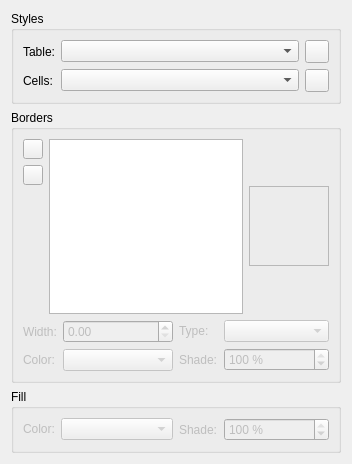
scribusproject/scribus, file scribus/ui/propertiespalette_tablebase.ui: the form before one commit.
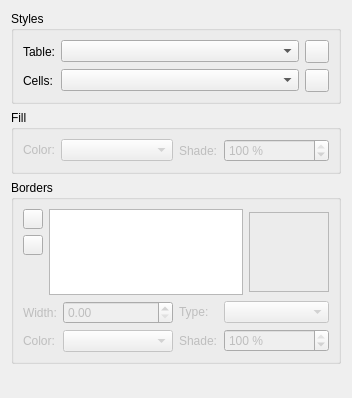
The form after the commit. Custom widgets are drawn as their Qt base class.

Commit message: #15910: Indigo UI: Move the group and table panes to the content palette and create a page pane (ale)

```diff
--- a/scribus/ui/propertiespalette_tablebase.ui
+++ b/scribus/ui/propertiespalette_tablebase.ui
@@ -7,7 +7,7 @@
     <x>0</x>
     <y>0</y>
     <width>352</width>
-    <height>464</height>
+    <height>398</height>
    </rect>
   </property>
   <property name="windowTitle">
@@ -95,20 +95,108 @@
      </layout>
     </widget>
    </item>
+   <item>
+    <widget class="QGroupBox" name="fillLayout">
+     <property name="title">
+      <string>Fill</string>
+     </property>
+     <layout class="QVBoxLayout" name="verticalLayout_3">
+      <item>
+       <layout class="QHBoxLayout" name="fillLayout1" stretch="0,0">
+        <item>
+         <layout class="QFormLayout" name="fillLayout1_1">
+          <item row="0" column="0">
+           <widget class="QLabel" name="fillColorLabel">
+            <property name="enabled">
+             <bool>false</bool>
+            </property>
+            <property name="text">
+             <string>Color:</string>
+            </property>
+           </widget>
+          </item>
+          <item row="0" column="1">
+           <widget class="ColorCombo" name="fillColor">
+            <property name="enabled">
+             <bool>false</bool>
+            </property>
+            <property name="sizePolicy">
+             <sizepolicy hsizetype="MinimumExpanding" vsizetype="Fixed">
+              <horstretch>0</horstretch>
+              <verstretch>0</verstretch>
+             </sizepolicy>
+            </property>
+            <property name="minimumSize">
+             <size>
+              <width>100</width>
+              <height>0</height>
+             </size>
+            </property>
+           </widget>
+          </item>
+         </layout>
+        </item>
+        <item>
+         <layout class="QFormLayout" name="fillLayout1_2">
+          <item row="0" column="0">
+           <widget class="QLabel" name="fillShadeLabel">
+            <property name="enabled">
+             <bool>false</bool>
+            </property>
+            <property name="text">
+             <string>Shade:</string>
+            </property>
+           </widget>
+          </item>
+          <item row="0" column="1">
+           <widget class="ScrSpinBox" name="fillShade">
+            <property name="enabled">
+             <bool>false</bool>
+            </property>
+            <property name="sizePolicy">
+             <sizepolicy hsizetype="MinimumExpanding" vsizetype="Fixed">
+              <horstretch>0</horstretch>
+              <verstretch>0</verstretch>
+             </sizepolicy>
+            </property>
+            <property name="minimumSize">
+             <size>
+              <width>100</width>
+              <height>0</height>
+             </size>
+            </property>
+            <property name="suffix">
+             <string> %</string>
+            </property>
+            <property name="decimals">
+             <number>0</number>
+            </property>
+            <property name="maximum">
+             <double>100.000000000000000</double>
+            </property>
+            <property name="value">
+             <double>100.000000000000000</double>
+            </property>
+           </widget>
+          </item>
+         </layout>
+        </item>
+       </layout>
+      </item>
+     </layout>
+    </widget>
+   </item>
    <item>
     <widget class="QGroupBox" name="bordersLayout">
      <property name="title">
       <string>Borders</string>
      </property>
-     <property name="alignment">
-      <set>Qt::AlignLeading|Qt::AlignLeft|Qt::AlignTop</set>
-     </property>
      <layout class="QVBoxLayout" name="verticalLayout">
       <item>
        <layout class="QHBoxLayout" name="bordesLayout1">
         <item>
          <layout class="QVBoxLayout" name="bordersLayout1_1">
-          <item>
+          <item alignment="Qt::AlignTop">
            <widget class="QPushButton" name="addBorderLineButton">
             <property name="enabled">
              <bool>true</bool>
@@ -136,7 +224,7 @@
             </property>
            </widget>
           </item>
-          <item>
+          <item alignment="Qt::AlignTop">
            <widget class="QPushButton" name="removeBorderLineButton">
             <property name="enabled">
              <bool>true</bool>
@@ -169,6 +257,9 @@
             <property name="orientation">
              <enum>Qt::Vertical</enum>
             </property>
+            <property name="sizeType">
+             <enum>QSizePolicy::Minimum</enum>
+            </property>
             <property name="sizeHint" stdset="0">
              <size>
               <width>20</width>
@@ -381,120 +472,42 @@
     </widget>
    </item>
    <item>
-    <widget class="QGroupBox" name="fillLayout">
-     <property name="title">
-      <string>Fill</string>
+    <spacer name="verticalSpacer">
+     <property name="orientation">
+      <enum>Qt::Vertical</enum>
      </property>
-     <layout class="QVBoxLayout" name="verticalLayout_3">
-      <item>
-       <layout class="QHBoxLayout" name="fillLayout1" stretch="0,0">
-        <item>
-         <layout class="QFormLayout" name="fillLayout1_1">
-          <item row="0" column="0">
-           <widget class="QLabel" name="fillColorLabel">
-            <property name="enabled">
-             <bool>false</bool>
-            </property>
-            <property name="text">
-             <string>Color:</string>
-            </property>
-           </widget>
-          </item>
-          <item row="0" column="1">
-           <widget class="ColorCombo" name="fillColor">
-            <property name="enabled">
-             <bool>false</bool>
-            </property>
-            <property name="sizePolicy">
-             <sizepolicy hsizetype="MinimumExpanding" vsizetype="Fixed">
-              <horstretch>0</horstretch>
-              <verstretch>0</verstretch>
-             </sizepolicy>
-            </property>
-            <property name="minimumSize">
-             <size>
-              <width>100</width>
-              <height>0</height>
-             </size>
-            </property>
-           </widget>
-          </item>
-         </layout>
-        </item>
-        <item>
-         <layout class="QFormLayout" name="fillLayout1_2">
-          <item row="0" column="0">
-           <widget class="QLabel" name="fillShadeLabel">
-            <property name="enabled">
-             <bool>false</bool>
-            </property>
-            <property name="text">
-             <string>Shade:</string>
-            </property>
-           </widget>
-          </item>
-          <item row="0" column="1">
-           <widget class="ScrSpinBox" name="fillShade">
-            <property name="enabled">
-             <bool>false</bool>
-            </property>
-            <property name="sizePolicy">
-             <sizepolicy hsizetype="MinimumExpanding" vsizetype="Fixed">
-              <horstretch>0</horstretch>
-              <verstretch>0</verstretch>
-             </sizepolicy>
-            </property>
-            <property name="minimumSize">
-             <size>
-              <width>100</width>
-              <height>0</height>
-             </size>
-            </property>
-            <property name="suffix">
-             <string> %</string>
-            </property>
-            <property name="decimals">
-             <number>0</number>
-            </property>
-            <property name="maximum">
-             <double>100.000000000000000</double>
-            </property>
-            <property name="value">
-             <double>100.000000000000000</double>
-            </property>
-           </widget>
-          </item>
-         </layout>
-        </item>
-       </layout>
-      </item>
-     </layout>
-    </widget>
+     <property name="sizeHint" stdset="0">
+      <size>
+       <width>20</width>
+       <height>40</height>
+      </size>
+     </property>
+    </spacer>
    </item>
   </layout>
  </widget>
  <customwidgets>
+  <customwidget>
+   <class>ScrSpinBox</class>
+   <extends>QDoubleSpinBox</extends>
+   <header>ui/scrspinbox.h</header>
+  </customwidget>
+  <customwidget>
+   <class>LineCombo</class>
+   <extends>QComboBox</extends>
+   <header>ui/linecombo.h</header>
+  </customwidget>
   <customwidget>
    <class>TableSideSelector</class>
    <extends>QFrame</extends>
    <header>ui/tablesideselector.h</header>
    <container>1</container>
   </customwidget>
-  <customwidget>
-   <class>LineCombo</class>
-   <extends>QComboBox</extends>
-   <header>ui/linecombo.h</header>
-  </customwidget>
   <customwidget>
    <class>ColorCombo</class>
    <extends>QComboBox</extends>
    <header>ui/colorcombo.h</header>
   </customwidget>
-  <customwidget>
-   <class>ScrSpinBox</class>
-   <extends>QDoubleSpinBox</extends>
-   <header>ui/scrspinbox.h</header>
-  </customwidget>
   <customwidget>
    <class>TableStyleComboBox</class>
    <extends>QComboBox</extends>
```
The commit also changes 16 other files.
